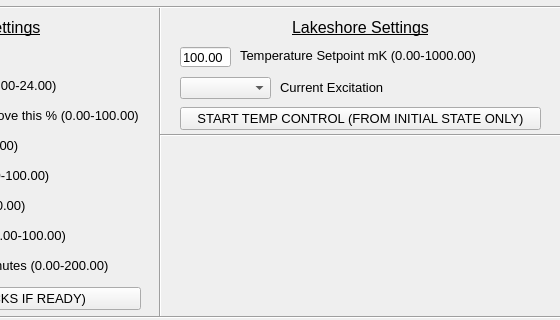
usnistgov/quantum-sensors-tdm, file adr_gui/adr_gui.ui: the form before one commit; both pictures show x 240 to 800 and y 83 to 403 of the 800 by 858 pixel window.
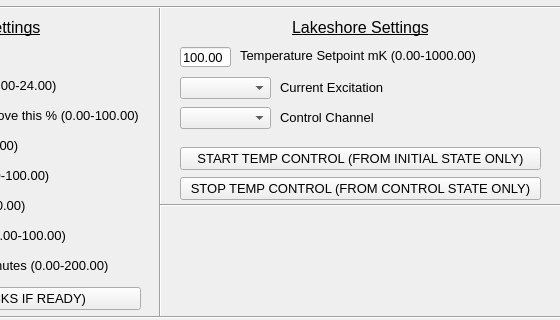
The form after the commit.

```diff
--- a/adr_gui/adr_gui.ui
+++ b/adr_gui/adr_gui.ui
@@ -90,7 +90,7 @@
     <property name="geometry">
      <rect>
       <x>420</x>
-      <y>190</y>
+      <y>230</y>
       <width>361</width>
       <height>23</height>
      </rect>
@@ -611,7 +611,7 @@
     <property name="geometry">
      <rect>
       <x>400</x>
-      <y>210</y>
+      <y>280</y>
       <width>401</width>
       <height>16</height>
      </rect>
@@ -620,6 +620,52 @@
      <enum>Qt::Horizontal</enum>
     </property>
    </widget>
+   <widget class="QComboBox" name="controlChannelComboBox">
+    <property name="geometry">
+     <rect>
+      <x>420</x>
+      <y>190</y>
+      <width>91</width>
+      <height>22</height>
+     </rect>
+    </property>
+   </widget>
+   <widget class="QLabel" name="controlChannelLabel">
+    <property name="geometry">
+     <rect>
+      <x>520</x>
+      <y>190</y>
+      <width>181</width>
+      <height>20</height>
+     </rect>
+    </property>
+    <property name="font">
+     <font>
+      <pointsize>10</pointsize>
+     </font>
+    </property>
+    <property name="text">
+     <string>Control Channel</string>
+    </property>
+   </widget>
+   <widget class="QPushButton" name="stopControlButton">
+    <property name="geometry">
+     <rect>
+      <x>420</x>
+      <y>260</y>
+      <width>361</width>
+      <height>23</height>
+     </rect>
+    </property>
+    <property name="font">
+     <font>
+      <pointsize>10</pointsize>
+     </font>
+    </property>
+    <property name="text">
+     <string>STOP TEMP CONTROL (FROM CONTROL STATE ONLY)</string>
+    </property>
+   </widget>
   </widget>
   <widget class="QMenuBar" name="menubar">
    <property name="geometry">
```
